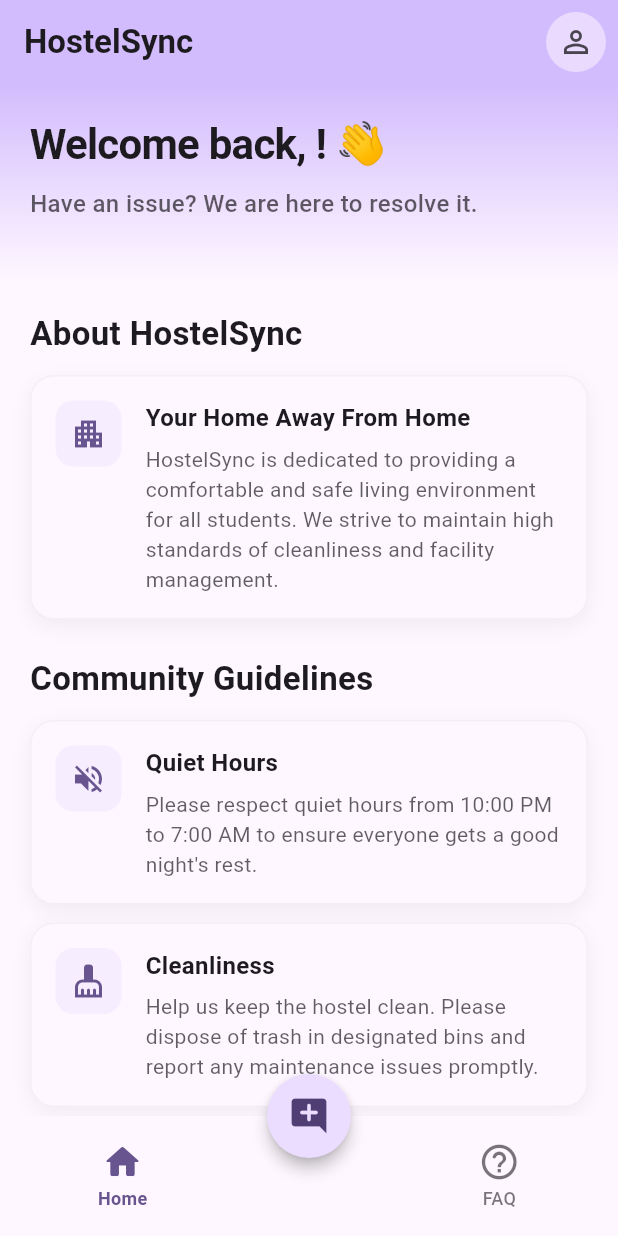
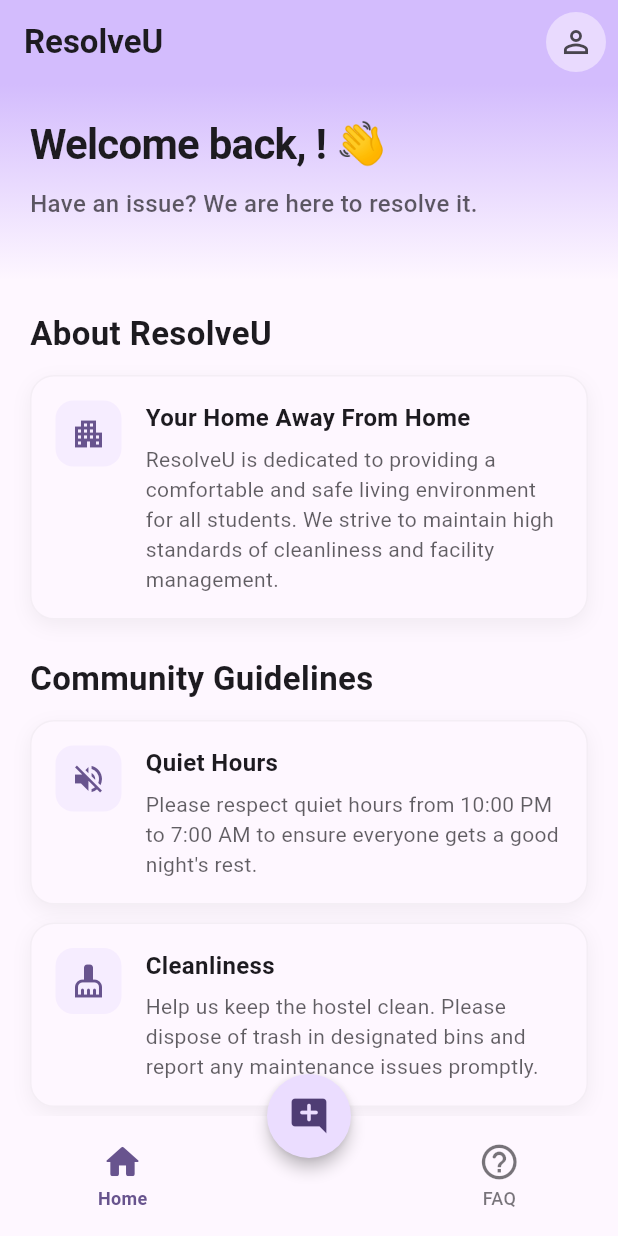
Before and after one commit to kalviumcommunity/S58-0125-Omega-Flutter-With-Firebase-ResolveU, a Flutter app: the HomePage screen opened directly, on a phone screen of 412 x 824 dp. Run offline on Flutter 3.47's test engine with Material 3 defaults, Android fonts, the phone set to English and light mode, and no system bars; our stand-ins replace cloud_firestore, firebase_auth, firebase_core, shared_preferences; accounts and stored records are empty.

Commit message:
chore(branding): rename application from HostelSync to ResolveU

```diff
--- a/resolveu/lib/screens/home_page.dart
+++ b/resolveu/lib/screens/home_page.dart
@@ -30,7 +30,7 @@
       extendBody: false,
       appBar: AppBar(
         title: Text(
-          _selectedIndex == 0 ? 'HostelSync' : 'Help Center',
+          _selectedIndex == 0 ? 'ResolveU' : 'Help Center',
           style: const TextStyle(fontWeight: FontWeight.bold)
         ),
         backgroundColor: Theme.of(context).colorScheme.inversePrimary,
@@ -158,7 +158,7 @@
               crossAxisAlignment: CrossAxisAlignment.start,
               children: [
                 const Text(
-                  'About HostelSync',
+                  'About ResolveU',
                   style: TextStyle(
                     fontSize: 22,
                     fontWeight: FontWeight.bold,
@@ -170,7 +170,7 @@
                   icon: Icons.apartment,
                   title: 'Your Home Away From Home',
                   description:
-                      'HostelSync is dedicated to providing a comfortable and safe living environment for all students. We strive to maintain high standards of cleanliness and facility management.',
+                      'ResolveU is dedicated to providing a comfortable and safe living environment for all students. We strive to maintain high standards of cleanliness and facility management.',
                 ),
 
                 const SizedBox(height: 24),
--- a/resolveu/lib/screens/login_page.dart
+++ b/resolveu/lib/screens/login_page.dart
@@ -134,7 +134,7 @@
                 Icon(Icons.home_work, size: 80, color: Theme.of(context).colorScheme.primary),
                 const SizedBox(height: 24),
                 const Text(
-                  'HostelSync',
+                  'ResolveU',
                   textAlign: TextAlign.center,
                   style: TextStyle(fontSize: 32, fontWeight: FontWeight.bold),
                 ),
```
Also changed, not shown: 1 other file.
